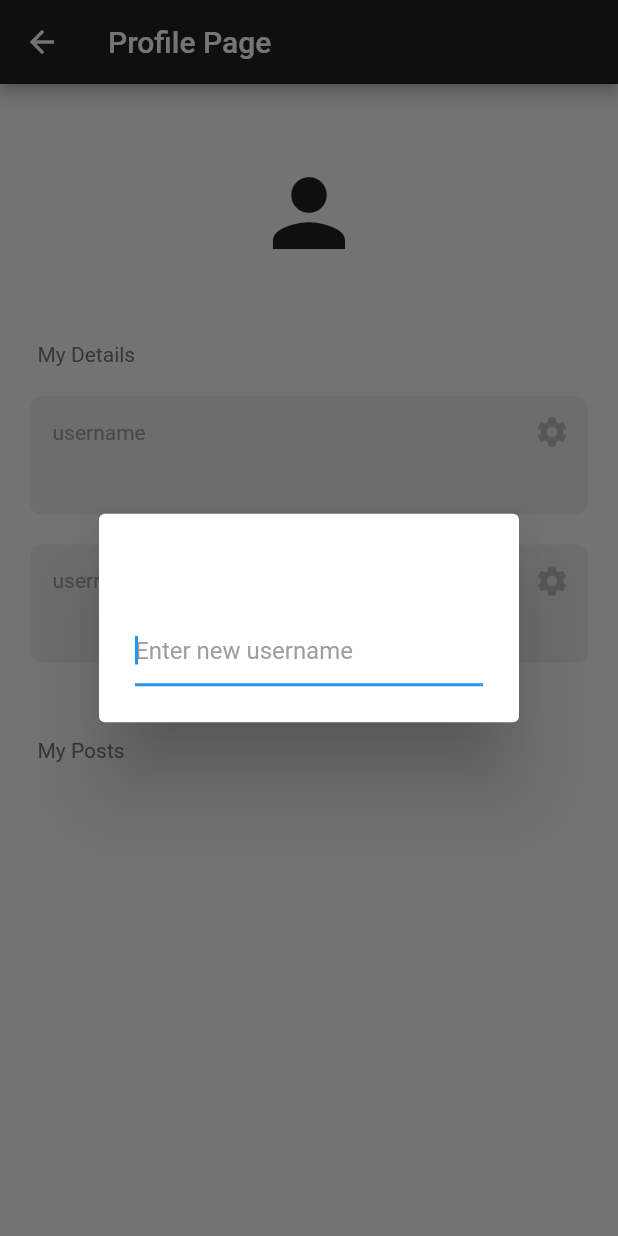
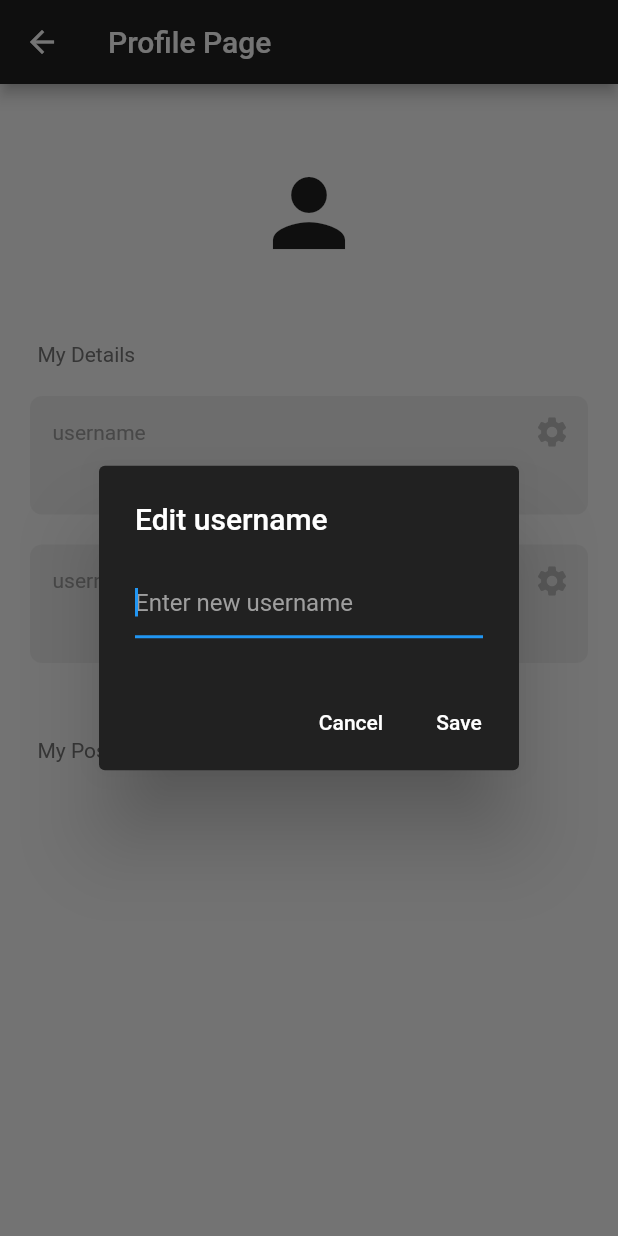
Before and after one commit to OmeshSachethana/UEE_Project, a Flutter app: the ProfilePage screen opened directly, after a tap on the "settings" icon, on a phone screen of 412 x 824 dp. Run offline on Flutter 3.47's test engine with Material 2 defaults, Android fonts, the phone set to English and light mode, and no system bars; our stand-ins replace cloud_firestore, firebase_auth, firebase_core, google_sign_in; accounts and stored records are empty.

Commit message:
profile settings done

```diff
--- a/lib/pages/profile_page.dart
+++ b/lib/pages/profile_page.dart
@@ -13,12 +13,16 @@ class ProfilePage extends StatefulWidget {
 class _ProfilePageState extends State<ProfilePage> {
   final currentUser = FirebaseAuth.instance.currentUser!;
 
+  //all users
+  final usersCollection = FirebaseFirestore.instance.collection("Users");
+
   //edit field
   Future<void> editField(String field) async {
     String newValue = "";
     await showDialog(
       context: context,
       builder: (context) => AlertDialog(
+        backgroundColor: Colors.grey[900],
         title: Text(
           "Edit $field",
           style: const TextStyle(color: Colors.white),
@@ -34,7 +38,31 @@ class _ProfilePageState extends State<ProfilePage> {
             newValue = value;
           },
         ),
-            ));
+        actions: [
+          //cancel button
+          TextButton(
+            child: Text(
+              'Cancel',
+              style: TextStyle(color: Colors.white),
+            ),
+            onPressed: () => Navigator.pop(context),
+          ),
+
+          //save button
+          TextButton(
+            child: Text(
+              'Save',
+              style: TextStyle(color: Colors.white),
+            ),
+            onPressed: () => Navigator.of(context).pop(newValue),
+          )
+        ],
+      ),
+    );
+
+    if (newValue.trim().length > 0) {
+      await usersCollection.doc(currentUser.email).update({field: newValue});
+    }
   }
 
   @override
```
Lines whose indentation alone changed are shown as unchanged.
